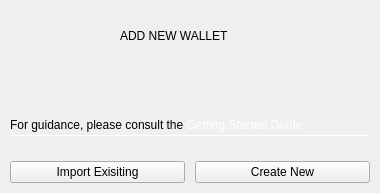
BlockSettle/terminal, file BlockSettleUILib/NewWalletDialog.ui: the form before one commit.
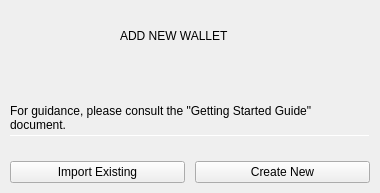
The form after the commit. Icons and pictures are not drawn.

Patch:
```diff
--- a/BlockSettleUILib/NewWalletDialog.ui
+++ b/BlockSettleUILib/NewWalletDialog.ui
@@ -134,7 +134,7 @@
          </sizepolicy>
         </property>
         <property name="text">
-         <string>&lt;html&gt;&lt;head/&gt;&lt;body&gt;&lt;p&gt;For guidance, please consult the &lt;a href=&quot;http://pubb.blocksettle.com/PDF/BlockSettle%20Getting%20Started.pdf&quot;&gt;&lt;span style=&quot; padding-left: 5px; text-decoration: none; color:#ffffff;&quot;&gt;Getting Started Guide&lt;/span&gt;&lt;/a&gt;&lt;/p&gt;&lt;/body&gt;&lt;/html&gt;</string>
+         <string>For guidance, please consult the "Getting Started Guide" document.</string>
         </property>
         <property name="textFormat">
          <enum>Qt::RichText</enum>
@@ -202,7 +202,7 @@
       <item>
        <widget class="QPushButton" name="pushButtonImport">
         <property name="text">
-         <string>Import Exisiting</string>
+         <string>Import Existing</string>
         </property>
         <property name="autoDefault">
          <bool>false</bool>
```
